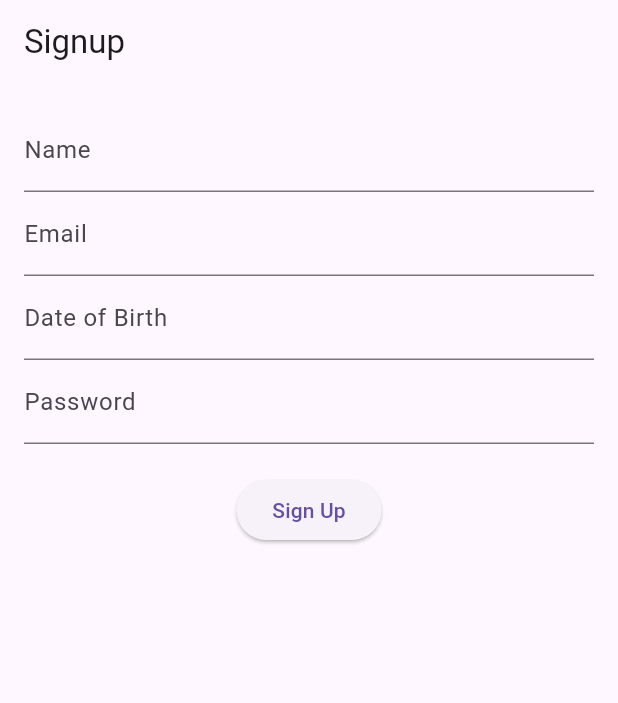
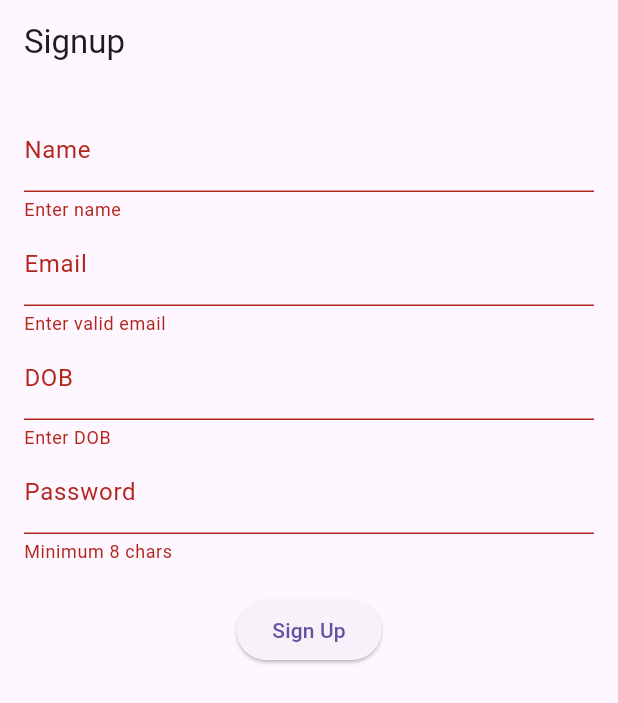
Before and after one commit to sricharan8462/Form-Input-Validation, a Flutter app: the screen it shows after launch, after a tap on "Sign Up", on a phone screen of 412 x 824 dp. Shown: the top 703 px of the screen. Run offline on Flutter 3.47's test engine with Material 3 defaults, Android fonts, the phone set to English and light mode, and no system bars.

Commit message:
implemented from validation logic

```diff
--- a/lib/main.dart
+++ b/lib/main.dart
@@ -8,12 +8,21 @@
   const SignupApp({super.key});
   @override
   Widget build(BuildContext context) {
-    return const MaterialApp(home: SignupPage());
+    return const MaterialApp(
+      home: SignupPage(),
+    );
   }
 }
 
-class SignupPage extends StatelessWidget {
+class SignupPage extends StatefulWidget {
   const SignupPage({super.key});
+
+  @override
+  State<SignupPage> createState() => _SignupPageState();
+}
+
+class _SignupPageState extends State<SignupPage> {
+  final _formKey = GlobalKey<FormState>();
 
   @override
   Widget build(BuildContext context) {
@@ -21,20 +30,43 @@
       appBar: AppBar(title: const Text('Signup')),
       body: Padding(
         padding: const EdgeInsets.all(16.0),
+        child: Form(
+          key: _formKey,
           child: Column(
             children: [
-            TextField(decoration: const InputDecoration(labelText: 'Name')),
-            TextField(decoration: const InputDecoration(labelText: 'Email')),
-            TextField(
-              decoration: const InputDecoration(labelText: 'Date of Birth'),
+              TextFormField(
+                decoration: const InputDecoration(labelText: 'Name'),
+                validator: (value) =>
+                    value == null || value.isEmpty ? 'Enter name' : null,
               ),
-            TextField(
+              TextFormField(
+                decoration: const InputDecoration(labelText: 'Email'),
+                validator: (value) =>
+                    value == null || !value.contains('@') ? 'Enter valid email' : null,
+              ),
+              TextFormField(
+                decoration: const InputDecoration(labelText: 'DOB'),
+                validator: (value) =>
+                    value == null || value.isEmpty ? 'Enter DOB' : null,
+              ),
+              TextFormField(
                 obscureText: true,
                 decoration: const InputDecoration(labelText: 'Password'),
+                validator: (value) =>
+                    value == null || value.length < 8 ? 'Minimum 8 chars' : null,
               ),
               const SizedBox(height: 20),
-            ElevatedButton(onPressed: () {}, child: const Text('Sign Up')),
+              ElevatedButton(
+                onPressed: () {
+                  if (_formKey.currentState!.validate()) {
+                    ScaffoldMessenger.of(context).showSnackBar(
+                        const SnackBar(content: Text('Validating...')));
+                  }
+                },
+                child: const Text('Sign Up'),
+              )
             ],
+          ),
         ),
       ),
     );
```
Lines whose indentation alone changed are shown as unchanged.
